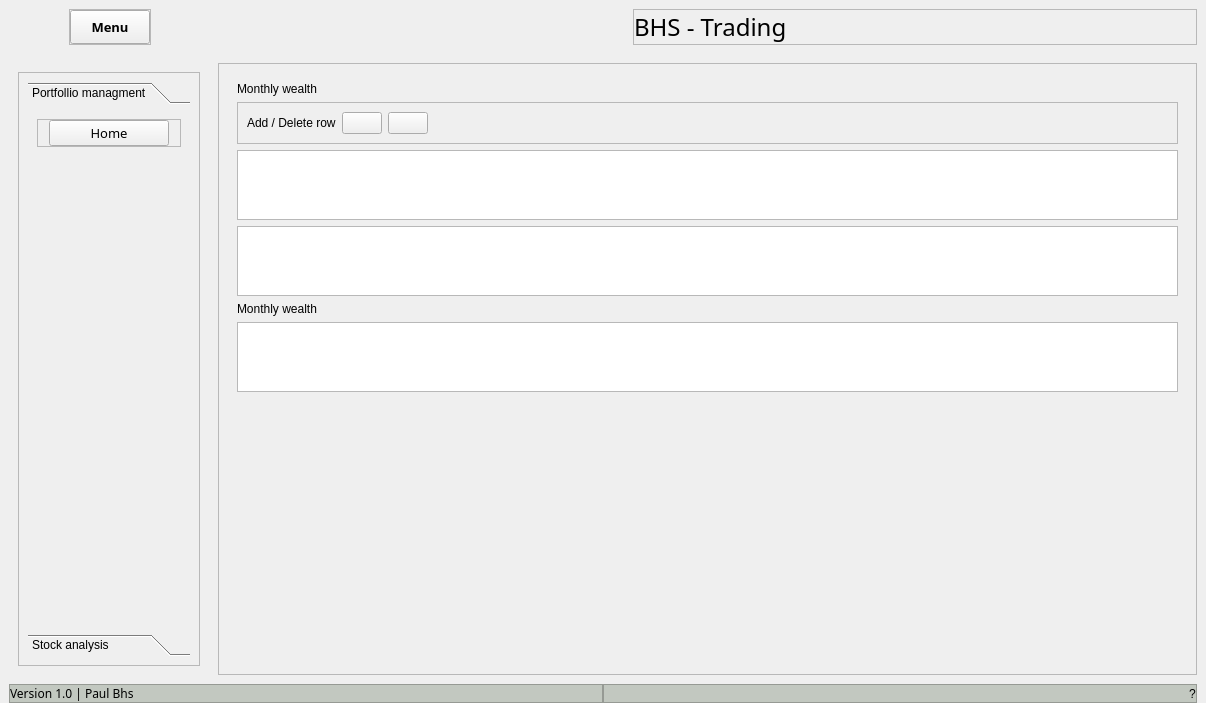
Qt form main.ui (Pyodin/bhs-trading) before a commit.
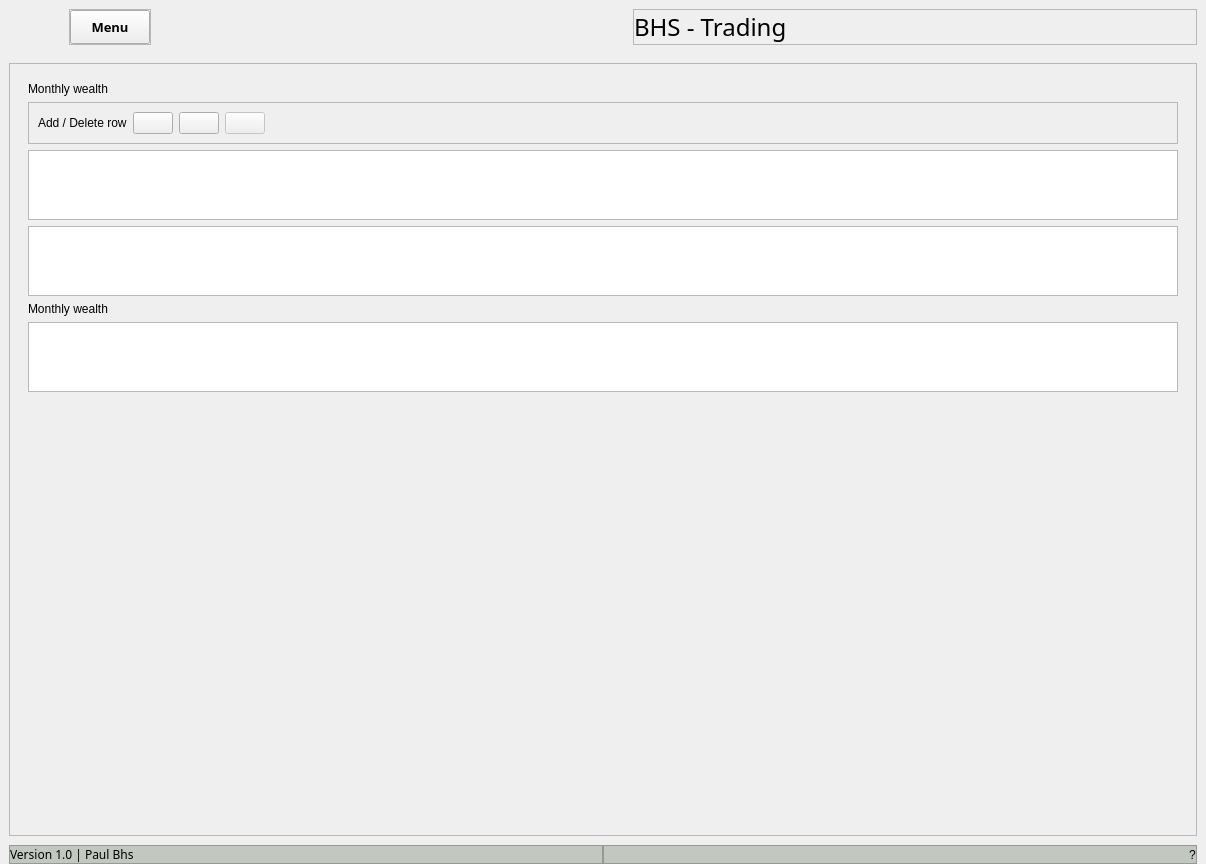
The same form after that commit. Icons and pictures are not drawn.

```diff
--- a/main.ui
+++ b/main.ui
@@ -7,7 +7,7 @@
     <x>0</x>
     <y>0</y>
     <width>1206</width>
-    <height>703</height>
+    <height>864</height>
    </rect>
   </property>
   <property name="minimumSize">
@@ -233,237 +233,6 @@
        <property name="bottomMargin">
         <number>9</number>
        </property>
-       <item>
-        <widget class="QFrame" name="leftMenuF">
-         <property name="minimumSize">
-          <size>
-           <width>0</width>
-           <height>0</height>
-          </size>
-         </property>
-         <property name="maximumSize">
-          <size>
-           <width>200</width>
-           <height>16777215</height>
-          </size>
-         </property>
-         <property name="styleSheet">
-          <string notr="true"/>
-         </property>
-         <property name="frameShape">
-          <enum>QFrame::NoFrame</enum>
-         </property>
-         <property name="frameShadow">
-          <enum>QFrame::Raised</enum>
-         </property>
-         <layout class="QVBoxLayout" name="verticalLayout_2" stretch="0">
-          <property name="spacing">
-           <number>9</number>
-          </property>
-          <property name="leftMargin">
-           <number>9</number>
-          </property>
-          <property name="topMargin">
-           <number>9</number>
-          </property>
-          <property name="rightMargin">
-           <number>9</number>
-          </property>
-          <property name="bottomMargin">
-           <number>9</number>
-          </property>
-          <item>
-           <widget class="QFrame" name="frame_7">
-            <property name="minimumSize">
-             <size>
-              <width>0</width>
-              <height>0</height>
-             </size>
-            </property>
-            <property name="frameShape">
-             <enum>QFrame::StyledPanel</enum>
-            </property>
-            <property name="frameShadow">
-             <enum>QFrame::Raised</enum>
-            </property>
-            <layout class="QVBoxLayout" name="verticalLayout_4">
-             <item>
-              <widget class="QToolBox" name="toolBox">
-               <property name="currentIndex">
-                <number>0</number>
-               </property>
-               <property name="tabSpacing">
-                <number>6</number>
-               </property>
-               <widget class="QWidget" name="page_3">
-                <property name="geometry">
-                 <rect>
-                  <x>0</x>
-                  <y>0</y>
-                  <width>162</width>
-                  <height>512</height>
-                 </rect>
-                </property>
-                <attribute name="icon">
-                 <iconset resource="good_icons/resource.qrc">
-                  <normaloff>:/icons/cil-chevron-bottom.png</normaloff>:/icons/cil-chevron-bottom.png</iconset>
-                </attribute>
-                <attribute name="label">
-                 <string>Portfollio managment </string>
-                </attribute>
-                <layout class="QVBoxLayout" name="verticalLayout_5">
-                 <item alignment="Qt::AlignTop">
-                  <widget class="QFrame" name="frame">
-                   <property name="styleSheet">
-                    <string notr="true"/>
-                   </property>
-                   <property name="frameShape">
-                    <enum>QFrame::StyledPanel</enum>
-                   </property>
-                   <property name="frameShadow">
-                    <enum>QFrame::Raised</enum>
-                   </property>
-                   <layout class="QHBoxLayout" name="horizontalLayout_7">
-                    <property name="spacing">
-                     <number>0</number>
-                    </property>
-                    <property name="leftMargin">
-                     <number>0</number>
-                    </property>
-                    <property name="topMargin">
-                     <number>0</number>
-                    </property>
-                    <property name="rightMargin">
-                     <number>0</number>
-                    </property>
-                    <property name="bottomMargin">
-                     <number>0</number>
-                    </property>
-                    <item>
-                     <widget class="QPushButton" name="home_bt">
-                      <property name="sizePolicy">
-                       <sizepolicy hsizetype="Minimum" vsizetype="Fixed">
-                        <horstretch>0</horstretch>
-                        <verstretch>0</verstretch>
-                       </sizepolicy>
-                      </property>
-                      <property name="minimumSize">
-                       <size>
-                        <width>60</width>
-                        <height>0</height>
-                       </size>
-                      </property>
-                      <property name="maximumSize">
-                       <size>
-                        <width>120</width>
-                        <height>40</height>
-                       </size>
-                      </property>
-                      <property name="font">
-                       <font>
-                        <family>Mongolian Baiti</family>
-                        <pointsize>10</pointsize>
-                        <weight>50</weight>
-                        <bold>false</bold>
-                       </font>
-                      </property>
-                      <property name="styleSheet">
-                       <string notr="true"/>
-                      </property>
-                      <property name="text">
-                       <string>Home</string>
-                      </property>
-                      <property name="icon">
-                       <iconset resource="good_icons/resource.qrc">
-                        <normaloff>:/icons/cil-home.png</normaloff>:/icons/cil-home.png</iconset>
-                      </property>
-                      <property name="iconSize">
-                       <size>
-                        <width>32</width>
-                        <height>32</height>
-                       </size>
-                      </property>
-                     </widget>
-                    </item>
-                   </layout>
-                  </widget>
-                 </item>
-                </layout>
-               </widget>
-               <widget class="QWidget" name="page_4">
-                <property name="geometry">
-                 <rect>
-                  <x>0</x>
-                  <y>0</y>
-                  <width>162</width>
-                  <height>512</height>
-                 </rect>
-                </property>
-                <attribute name="icon">
-                 <iconset resource="good_icons/resource.qrc">
-                  <normaloff>:/icons/cil-chevron-bottom.png</normaloff>:/icons/cil-chevron-bottom.png</iconset>
-                </attribute>
-                <attribute name="label">
-                 <string>Stock analysis</string>
-                </attribute>
-                <layout class="QVBoxLayout" name="verticalLayout_6">
-                 <item alignment="Qt::AlignTop">
-                  <widget class="QFrame" name="frame_6">
-                   <property name="frameShape">
-                    <enum>QFrame::StyledPanel</enum>
-                   </property>
-                   <property name="frameShadow">
-                    <enum>QFrame::Raised</enum>
-                   </property>
-                   <layout class="QHBoxLayout" name="horizontalLayout_8">
-                    <item>
-                     <widget class="QPushButton" name="pushButton_3">
-                      <property name="minimumSize">
-                       <size>
-                        <width>60</width>
-                        <height>0</height>
-                       </size>
-                      </property>
-                      <property name="maximumSize">
-                       <size>
-                        <width>120</width>
-                        <height>40</height>
-                       </size>
-                      </property>
-                      <property name="font">
-                       <font>
-                        <family>Mongolian Baiti</family>
-                        <pointsize>8</pointsize>
-                       </font>
-                      </property>
-                      <property name="text">
-                       <string>Stock analysis</string>
-                      </property>
-                      <property name="icon">
-                       <iconset resource="good_icons/resource.qrc">
-                        <normaloff>:/icons/cil-lock-locked.png</normaloff>:/icons/cil-lock-locked.png</iconset>
-                      </property>
-                      <property name="iconSize">
-                       <size>
-                        <width>32</width>
-                        <height>32</height>
-                       </size>
-                      </property>
-                     </widget>
-                    </item>
-                   </layout>
-                  </widget>
-                 </item>
-                </layout>
-               </widget>
-              </widget>
-             </item>
-            </layout>
-           </widget>
-          </item>
-         </layout>
-        </widget>
-       </item>
        <item>
         <widget class="QFrame" name="mainCentralBodyF">
          <property name="styleSheet">
@@ -566,6 +335,20 @@
                    </property>
                   </widget>
                  </item>
+                 <item>
+                  <widget class="QPushButton" name="save_bt">
+                   <property name="enabled">
+                    <bool>false</bool>
+                   </property>
+                   <property name="text">
+                    <string/>
+                   </property>
+                   <property name="icon">
+                    <iconset resource="good_icons/resource.qrc">
+                     <normaloff>:/icons/cil-save.png</normaloff>:/icons/cil-save.png</iconset>
+                   </property>
+                  </widget>
+                 </item>
                  <item>
                   <spacer name="horizontalSpacer">
                    <property name="orientation">
```
Left out of the diff: 2 changed lines with no effect on the pictures.
